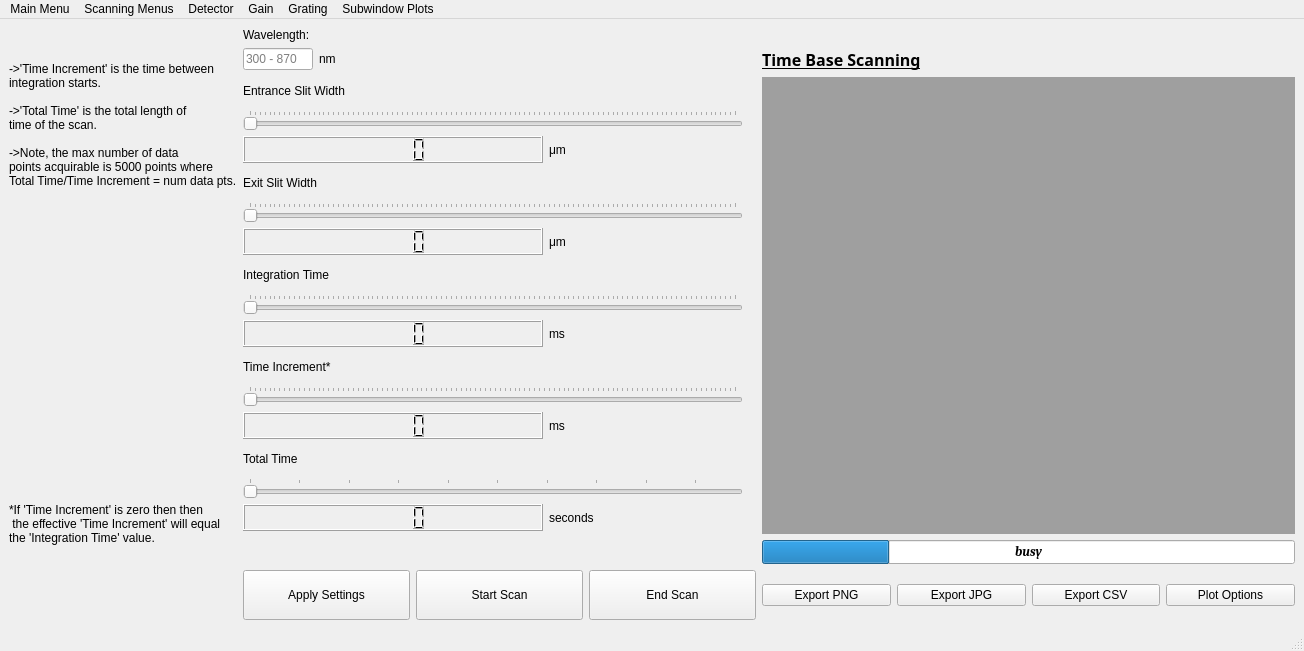
Before: the Qt Designer form TimeBaseScanningMenu_Design.ui in gitmarcus34/Spectro_GUI, drawn with Qt 5.
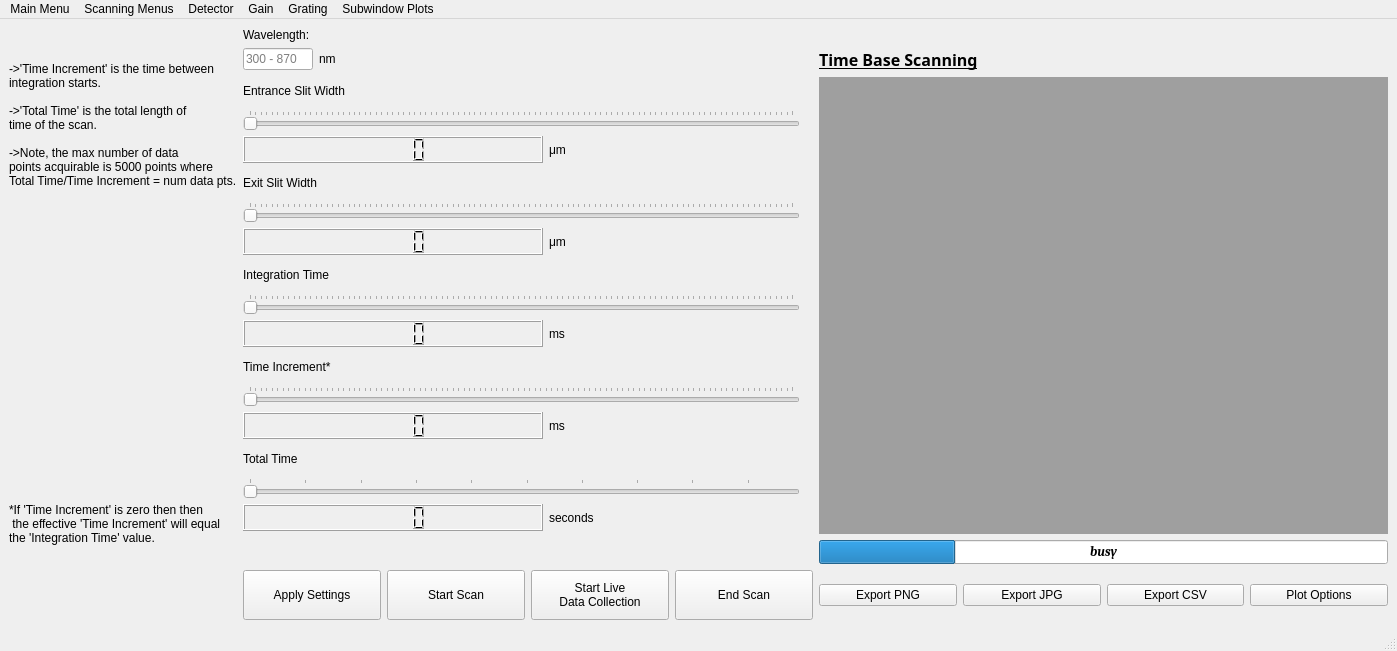
After: the same form once the commit is applied. Icons and pictures are not drawn.

Commit message: Added realtime button to time base scanning menu. Fixed typo in scnaning

What changed in the file:
```diff
--- a/TimeBaseScanningMenu_Design.ui
+++ b/TimeBaseScanningMenu_Design.ui
@@ -6,7 +6,7 @@
    <rect>
     <x>0</x>
     <y>0</y>
-    <width>1304</width>
+    <width>1397</width>
     <height>651</height>
    </rect>
   </property>
@@ -376,6 +376,20 @@
         </property>
        </widget>
       </item>
+      <item>
+       <widget class="QPushButton" name="StartRealData_Button">
+        <property name="minimumSize">
+         <size>
+          <width>0</width>
+          <height>50</height>
+         </size>
+        </property>
+        <property name="text">
+         <string>Start Live
+Data Collection</string>
+        </property>
+       </widget>
+      </item>
       <item>
        <widget class="QPushButton" name="EndScan_Button">
         <property name="minimumSize">
@@ -582,7 +596,7 @@
     <rect>
      <x>0</x>
      <y>0</y>
-     <width>1304</width>
+     <width>1397</width>
      <height>26</height>
     </rect>
    </property>
```
The commit also changes 5 other files.
